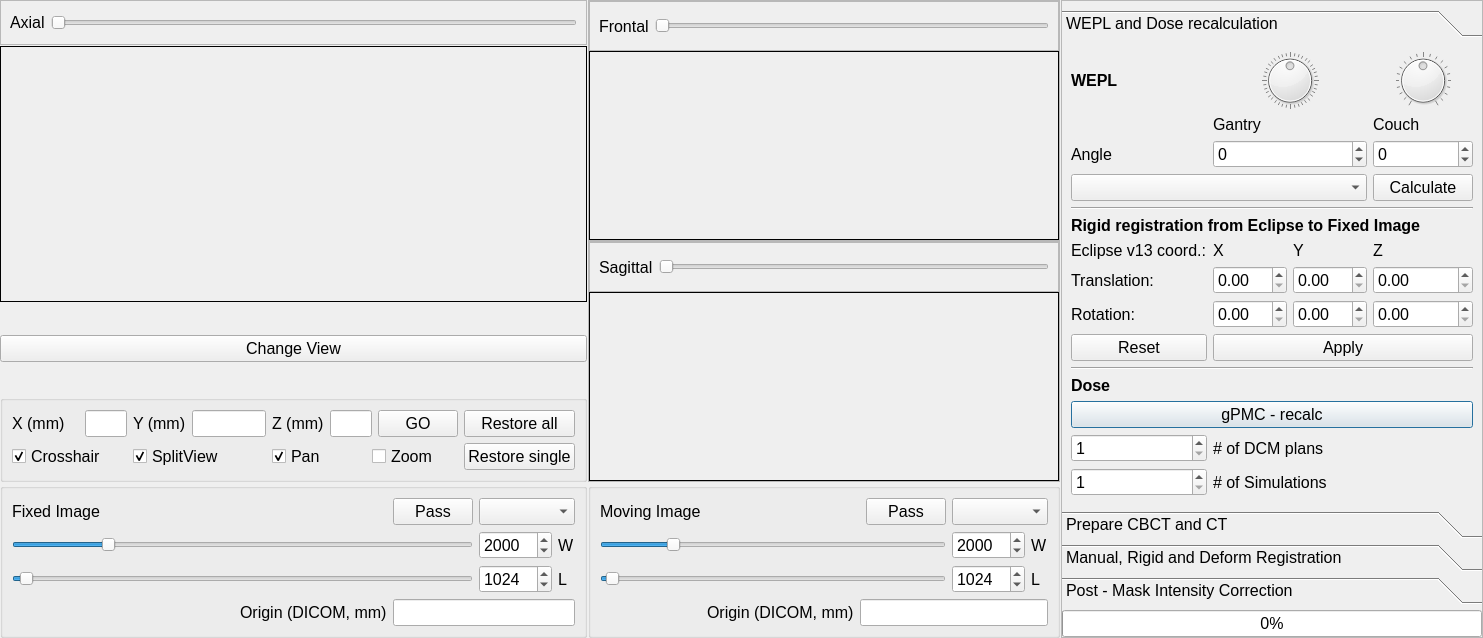
First picture: the form in Applications/CbctRecon/ui/DlgRegistration.ui, repository theday79/cbctrecon, before the edit.
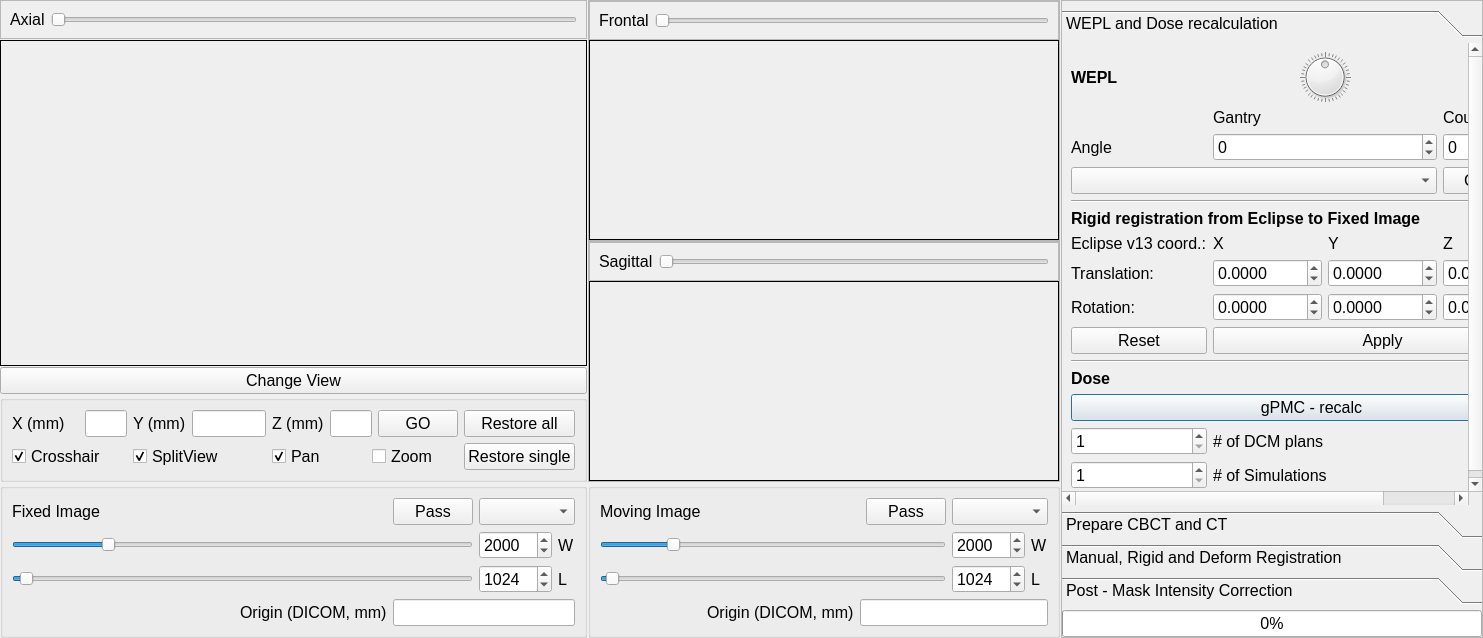
Second picture: the form after the edit. Custom widgets are drawn as their Qt base class.

Commit message: Corrections to DlgRegistration gui & move by eclipse registration

What changed in the file:
```diff
--- a/Applications/CbctRecon/ui/DlgRegistration.ui
+++ b/Applications/CbctRecon/ui/DlgRegistration.ui
@@ -79,7 +79,7 @@
             <rect>
              <x>0</x>
              <y>0</y>
-             <width>406</width>
+             <width>519</width>
              <height>467</height>
             </rect>
            </property>
@@ -186,7 +186,20 @@
              </widget>
             </item>
             <item row="15" column="3">
-             <widget class="QDoubleSpinBox" name="doubleSpinBox_EclRotZ"/>
+             <widget class="QDoubleSpinBox" name="doubleSpinBox_EclRotZ">
+              <property name="decimals">
+               <number>4</number>
+              </property>
+              <property name="minimum">
+               <double>-1000.000000000000000</double>
+              </property>
+              <property name="maximum">
+               <double>1000.000000000000000</double>
+              </property>
+              <property name="singleStep">
+               <double>0.100000000000000</double>
+              </property>
+             </widget>
             </item>
             <item row="23" column="1" colspan="3">
              <widget class="QLabel" name="label_2">
@@ -276,7 +289,20 @@
              </widget>
             </item>
             <item row="15" column="1">
-             <widget class="QDoubleSpinBox" name="doubleSpinBox_EclRotX"/>
+             <widget class="QDoubleSpinBox" name="doubleSpinBox_EclRotX">
+              <property name="decimals">
+               <number>4</number>
+              </property>
+              <property name="minimum">
+               <double>-1000.000000000000000</double>
+              </property>
+              <property name="maximum">
+               <double>1000.000000000000000</double>
+              </property>
+              <property name="singleStep">
+               <double>0.100000000000000</double>
+              </property>
+             </widget>
             </item>
             <item row="4" column="1" colspan="2">
              <widget class="QSpinBox" name="spinBox_GantryAngle">
@@ -289,10 +315,36 @@
              </widget>
             </item>
             <item row="14" column="3">
-             <widget class="QDoubleSpinBox" name="doubleSpinBox_EclTrlZ"/>
+             <widget class="QDoubleSpinBox" name="doubleSpinBox_EclTrlZ">
+              <property name="decimals">
+               <number>4</number>
+              </property>
+              <property name="minimum">
+               <double>-1000.000000000000000</double>
+              </property>
+              <property name="maximum">
+               <double>1000.000000000000000</double>
+              </property>
+              <property name="singleStep">
+               <double>0.100000000000000</double>
+              </property>
+             </widget>
             </item>
             <item row="14" column="2">
-             <widget class="QDoubleSpinBox" name="doubleSpinBox_EclTrlY"/>
+             <widget class="QDoubleSpinBox" name="doubleSpinBox_EclTrlY">
+              <property name="decimals">
+               <number>4</number>
+              </property>
+              <property name="minimum">
+               <double>-1000.000000000000000</double>
+              </property>
+              <property name="maximum">
+               <double>1000.000000000000000</double>
+              </property>
+              <property name="singleStep">
+               <double>0.100000000000000</double>
+              </property>
+             </widget>
             </item>
             <item row="15" column="0">
              <widget class="QLabel" name="label_56">
@@ -309,7 +361,20 @@
              </widget>
             </item>
             <item row="14" column="1">
-             <widget class="QDoubleSpinBox" name="doubleSpinBox_EclTrlX"/>
+             <widget class="QDoubleSpinBox" name="doubleSpinBox_EclTrlX">
+              <property name="decimals">
+               <number>4</number>
+              </property>
+              <property name="minimum">
+               <double>-1000.000000000000000</double>
+              </property>
+              <property name="maximum">
+               <double>1000.000000000000000</double>
+              </property>
+              <property name="singleStep">
+               <double>0.100000000000000</double>
+              </property>
+             </widget>
             </item>
             <item row="1" column="3">
              <widget class="QDial" name="dial_CouchAngle">
@@ -380,7 +445,20 @@
              </widget>
             </item>
             <item row="15" column="2">
-             <widget class="QDoubleSpinBox" name="doubleSpinBox_EclRotY"/>
+             <widget class="QDoubleSpinBox" name="doubleSpinBox_EclRotY">
+              <property name="decimals">
+               <number>4</number>
+              </property>
+              <property name="minimum">
+               <double>-1000.000000000000000</double>
+              </property>
+              <property name="maximum">
+               <double>1000.000000000000000</double>
+              </property>
+              <property name="singleStep">
+               <double>0.100000000000000</double>
+              </property>
+             </widget>
             </item>
             <item row="9" column="0" colspan="3">
              <widget class="QComboBox" name="comboBox_VOI"/>
@@ -1656,6 +1734,12 @@
               <property name="enabled">
                <bool>true</bool>
               </property>
+              <property name="sizePolicy">
+               <sizepolicy hsizetype="Expanding" vsizetype="Expanding">
+                <horstretch>0</horstretch>
+                <verstretch>0</verstretch>
+               </sizepolicy>
+              </property>
               <property name="minimumSize">
                <size>
                 <width>64</width>
@@ -1774,6 +1858,12 @@
               <property name="enabled">
                <bool>true</bool>
               </property>
+              <property name="sizePolicy">
+               <sizepolicy hsizetype="Expanding" vsizetype="Expanding">
+                <horstretch>0</horstretch>
+                <verstretch>0</verstretch>
+               </sizepolicy>
+              </property>
               <property name="minimumSize">
                <size>
                 <width>64</width>
@@ -1809,6 +1899,12 @@
          <property name="enabled">
           <bool>true</bool>
          </property>
+         <property name="sizePolicy">
+          <sizepolicy hsizetype="Expanding" vsizetype="Expanding">
+           <horstretch>0</horstretch>
+           <verstretch>0</verstretch>
+          </sizepolicy>
+         </property>
          <property name="minimumSize">
           <size>
            <width>256</width>
```
The commit also changes 1 other file.
